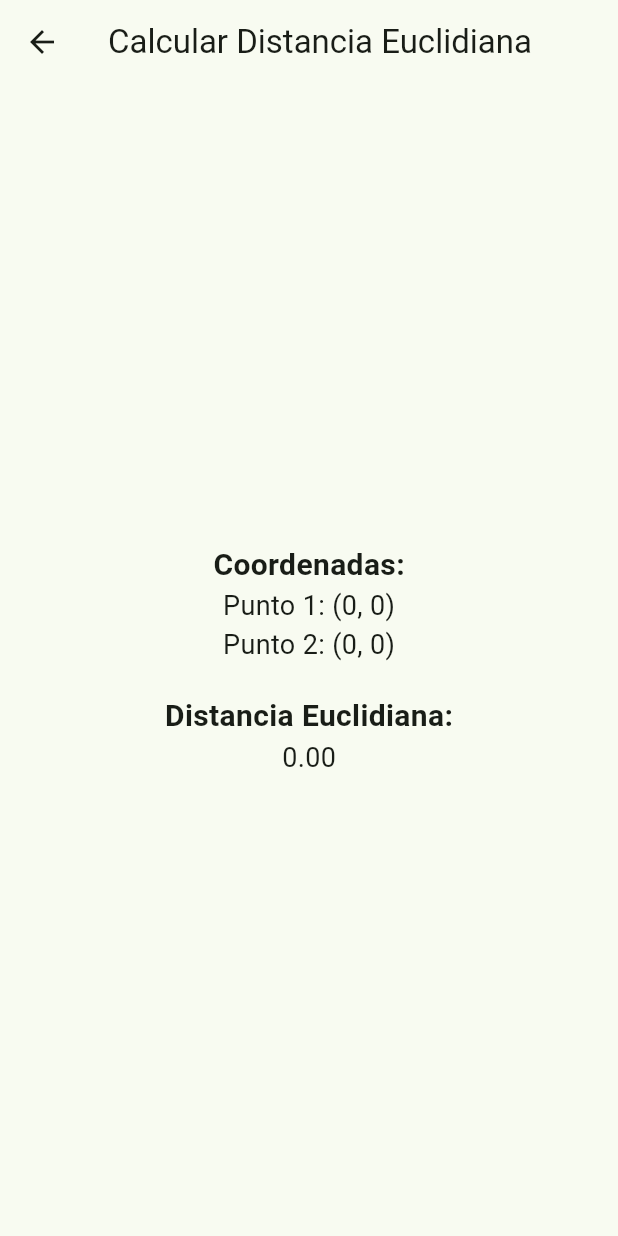
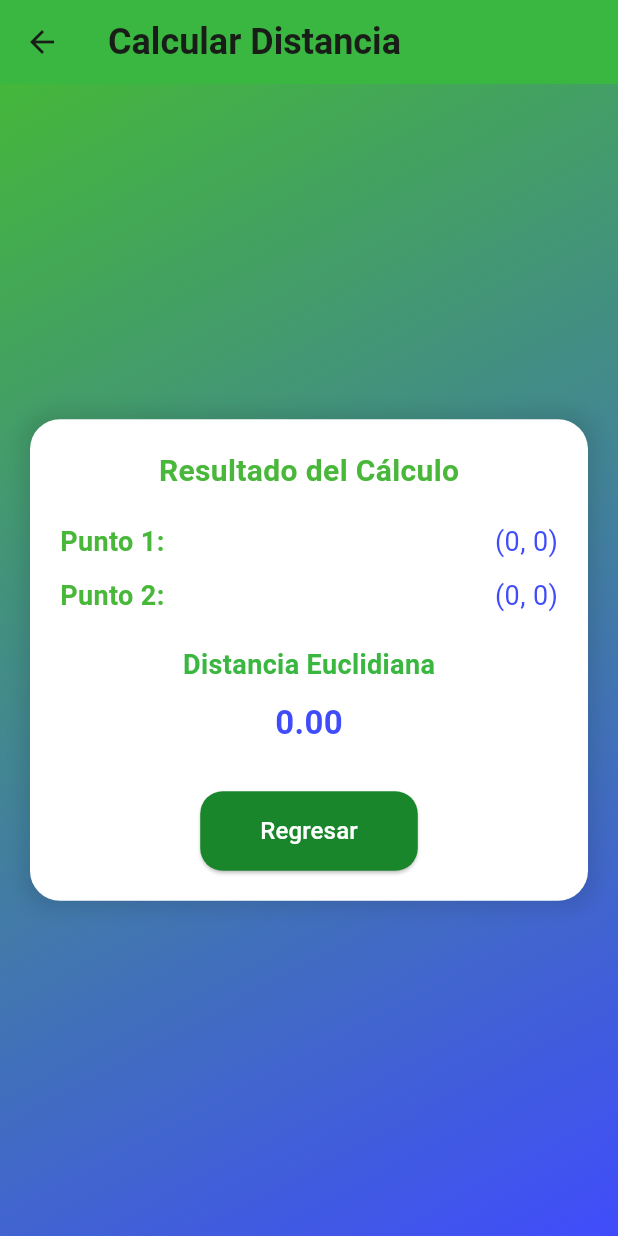
Before and after one commit to JoelRiveraL/Ejercicio2examen_Rivera_Joel, a Flutter app: the CalcularDistanciaEuc screen opened directly with empty values, on a phone screen of 412 x 824 dp. Run offline on Flutter 3.47's test engine with Material 3 defaults, Android fonts, the light colour scheme and no system bars.

Commit message:
new interface

```diff
--- a/lib/logic/dis_eucl_calculator.dart
+++ b/lib/logic/dis_eucl_calculator.dart
@@ -10,13 +10,11 @@ class DistanceCalculator {
     return 'Distance: ${distance.toStringAsFixed(2)}';
   }
 
-  // Método para calcular la distancia euclidiana
   DistanceCalculator calculateDistance(int x1, int y1, int x2, int y2) {
     double result = _euclideanDistance(x1, y1, x2, y2);
     return DistanceCalculator(distance: result);
   }
 
-  // Lógica del cálculo
   double _euclideanDistance(int x1, int y1, int x2, int y2) {
     x1 = x1 - x2;
     y1 = y1 - y2;
--- a/lib/screens/distancia_euclidiana_calculated.dart
+++ b/lib/screens/distancia_euclidiana_calculated.dart
@@ -33,32 +33,126 @@ class _CalcularDistanciaEucState extends State<CalcularDistanciaEuc> {
   Widget build(BuildContext context) {
     return Scaffold(
       appBar: AppBar(
-        title: const Text('Calcular Distancia Euclidiana'),
+        title: const Text(
+          'Calcular Distancia',
+          style: TextStyle(fontSize: 24, fontWeight: FontWeight.bold),
         ),
-      body: Center(
+        backgroundColor: const Color.fromARGB(255, 58, 183, 64),
+        elevation: 0,
+      ),
+      body: Container(
+        decoration: const BoxDecoration(
+          gradient: LinearGradient(
+            colors: [
+              Color.fromARGB(255, 68, 183, 58),
+              Color.fromARGB(255, 64, 76, 251)
+            ],
+            begin: Alignment.topLeft,
+            end: Alignment.bottomRight,
+          ),
+        ),
+        child: Center(
+          child: Padding(
+            padding: const EdgeInsets.all(20.0),
+            child: Container(
+              decoration: BoxDecoration(
+                color: Colors.white,
+                borderRadius: BorderRadius.circular(20),
+                boxShadow: [
+                  BoxShadow(
+                    color: Colors.black.withOpacity(0.1),
+                    blurRadius: 10,
+                    spreadRadius: 5,
+                  ),
+                ],
+              ),
+              padding: const EdgeInsets.all(20.0),
               child: Column(
-          mainAxisAlignment: MainAxisAlignment.center,
-          children: <Widget>[
+                mainAxisSize: MainAxisSize.min,
+                children: [
                   const Text(
-              'Coordenadas:',
-              style: TextStyle(fontSize: 20, fontWeight: FontWeight.bold),
+                    'Resultado del Cálculo',
+                    style: TextStyle(
+                      fontSize: 20,
+                      fontWeight: FontWeight.bold,
+                      color: Color.fromARGB(255, 73, 183, 58),
                     ),
-            Text('Punto 1: (${widget.x1}, ${widget.y1})',
-                style: const TextStyle(fontSize: 18)),
-            Text('Punto 2: (${widget.x2}, ${widget.y2})',
-                style: const TextStyle(fontSize: 18)),
+                  ),
+                  const SizedBox(height: 20),
+                  _buildInfoText('Punto 1:', '(${widget.x1}, ${widget.y1})'),
+                  const SizedBox(height: 10),
+                  _buildInfoText('Punto 2:', '(${widget.x2}, ${widget.y2})'),
                   const SizedBox(height: 20),
                   const Text(
-              'Distancia Euclidiana:',
-              style: TextStyle(fontSize: 20, fontWeight: FontWeight.bold),
+                    'Distancia Euclidiana',
+                    style: TextStyle(
+                      fontSize: 18,
+                      fontWeight: FontWeight.bold,
+                      color: Color.fromARGB(255, 58, 183, 64),
                     ),
+                  ),
+                  const SizedBox(height: 10),
                   Text(
                     distanceCalculator.distance.toStringAsFixed(2),
-              style: const TextStyle(fontSize: 18),
+                    style: const TextStyle(
+                      fontSize: 22,
+                      fontWeight: FontWeight.bold,
+                      color: Color.fromARGB(255, 64, 76, 251),
+                    ),
+                  ),
+                  const SizedBox(height: 30),
+                  ElevatedButton(
+                    onPressed: () {
+                      Navigator.pop(context);
+                    },
+                    style: ButtonStyle(
+                      backgroundColor: MaterialStateProperty.all(
+                          const Color.fromARGB(255, 25, 134, 43)),
+                      shape: MaterialStateProperty.all(RoundedRectangleBorder(
+                        borderRadius: BorderRadius.circular(15),
+                      )),
+                      padding: MaterialStateProperty.all(
+                        const EdgeInsets.symmetric(
+                            horizontal: 40, vertical: 15),
+                      ),
+                    ),
+                    child: const Text(
+                      'Regresar',
+                      style: TextStyle(
+                        fontSize: 16,
+                        color: Colors.white,
+                      ),
+                    ),
                   ),
                 ],
               ),
             ),
+          ),
+        ),
+      ),
+    );
+  }
+
+  Widget _buildInfoText(String label, String value) {
+    return Row(
+      mainAxisAlignment: MainAxisAlignment.spaceBetween,
+      children: [
+        Text(
+          label,
+          style: const TextStyle(
+            fontSize: 18,
+            fontWeight: FontWeight.bold,
+            color: Color.fromARGB(255, 73, 183, 58),
+          ),
+        ),
+        Text(
+          value,
+          style: const TextStyle(
+            fontSize: 18,
+            color: Color.fromARGB(255, 64, 76, 251),
+          ),
+        ),
+      ],
     );
   }
 }
```
Also changed, not shown: 1 other file. Lines whose indentation alone changed are shown as unchanged.
